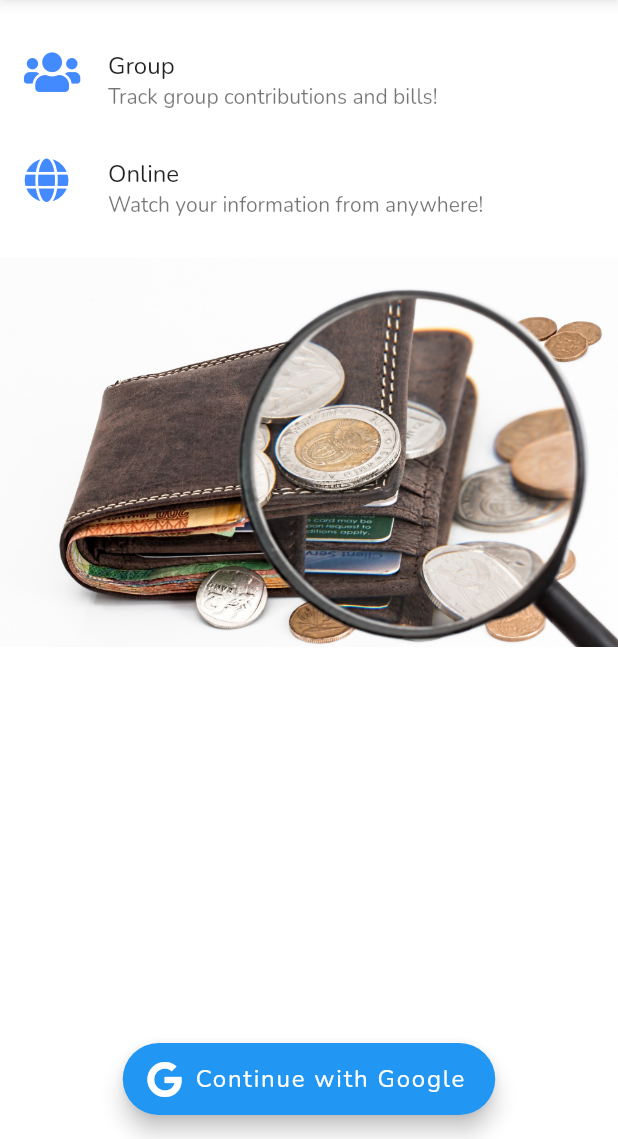
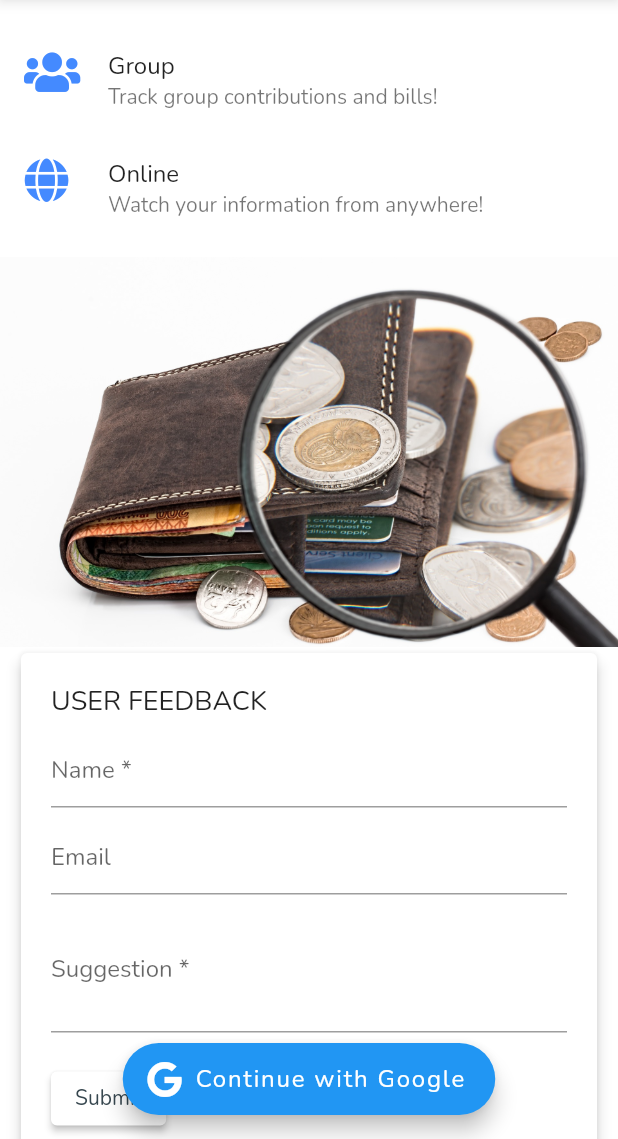
Before and after one commit to narutorabby/tmm-mobile-online, a Flutter app: the Home screen opened directly, scrolled down 240 dp, on a phone screen of 412 x 824 dp, the part 97-1236 px from its top. Run offline on Flutter 3.47's test engine with Material 2 defaults, Android fonts, the phone set to English and light mode, and no system bars; our stand-ins replace dio, flutter_secure_storage, fluttertoast, font_awesome_flutter, google_sign_in, jiffy; accounts and stored records are empty.

Commit message:
Landing page done

```diff
--- a/lib/main.dart
+++ b/lib/main.dart
@@ -24,7 +24,12 @@ class _ApplicationState extends State<Application> {
 
     return MaterialApp(
       debugShowCheckedModeBanner: false,
-      theme: ThemeData(fontFamily: 'Nunito'),
+      theme: ThemeData(
+        fontFamily: 'Nunito',
+        inputDecorationTheme: const InputDecorationTheme(
+          contentPadding: EdgeInsets.only(bottom: 0),
+        )
+      ),
       home: const SplashScreen(),
     );
   }
--- a/lib/pages/home.dart
+++ b/lib/pages/home.dart
@@ -9,6 +9,7 @@ import 'package:trackmymoney/services/api_manager.dart';
 import 'package:trackmymoney/services/google_api.dart';
 import 'package:trackmymoney/services/helpers.dart';
 import 'package:trackmymoney/services/local_storage.dart';
+import 'package:trackmymoney/widgets/user_suggestion.dart';
 
 class Home extends StatefulWidget {
   const Home({Key? key}) : super(key: key);
@@ -90,7 +91,43 @@ class _HomeState extends State<Home> {
                   ),
                 ),
               ),
-              const SizedBox(height: 500)
+              Container(
+                padding: const EdgeInsets.symmetric(horizontal: 10),
+                child: const UserSuggestion()
+              ),
+              const SizedBox(height: 20),
+              Padding(
+                padding: const EdgeInsets.all(10),
+                child: Column(
+                  crossAxisAlignment: CrossAxisAlignment.stretch,
+                  children: const [
+                    Text("ABOUT", style: TextStyle(fontSize: 18)),
+                    ListTile(
+                      leading: Image(image: AssetImage("assets/images/logo.png")),
+                      title: Text("Track My Money"),
+                      subtitle: Text("Track My Money is an easy-to-use daily income, expanse and debt tracker mobile app for everyone. It can be used for both individual and/or a group of people. And it's totally free of cost."),
+                    ),
+                    SizedBox(height: 5),
+                    ListTile(
+                      title: Text("Individual"),
+                      subtitle: Text("With this application you can keep track of your all individual incomes, expenses and debts."),
+                    ),
+                    SizedBox(height: 5),
+                    ListTile(
+                      title: Text("Group"),
+                      subtitle: Text("With this application you can keep track of all the contributions and bills for a group of people."),
+                    ),
+                    Divider(thickness: 1, height: 40),
+                    Text("WORD FROM DEVELOPER", style: TextStyle(fontSize: 18)),
+                    ListTile(
+                      leading: Image(image: AssetImage("assets/images/developer.png")),
+                      title: Text("Don't like ads?"),
+                      subtitle: Text("So does the developer. That's why this application is ad-free. So no advertisement, no annoying pop-ups."),
+                    ),
+                  ],
+                ),
+              ),
+              const SizedBox(height: 100),
             ],
           ),
         )
--- /dev/null
+++ b/lib/widgets/user_suggestion.dart
@@ -0,0 +1,98 @@
+import 'package:flutter/material.dart';
+
+class UserSuggestion extends StatefulWidget {
+  const UserSuggestion({Key? key}) : super(key: key);
+
+  @override
+  State<UserSuggestion> createState() => _UserSuggestionState();
+}
+
+class _UserSuggestionState extends State<UserSuggestion> {
+  final _formKey = GlobalKey<FormState>();
+  final nameController = TextEditingController();
+  final emailController = TextEditingController();
+  final suggestionController = TextEditingController();
+
+  @override
+  Widget build(BuildContext context) {
+    // Build a Form widget using the _formKey created above.
+    return Card(
+      elevation: 4,
+      child: Padding(
+        padding: const EdgeInsets.all(20),
+        child: Form(
+          key: _formKey,
+          child: Column(
+            crossAxisAlignment: CrossAxisAlignment.start,
+            children: [
+              const Text(
+                "USER FEEDBACK",
+                style: TextStyle(fontSize: 18),
+              ),
+              const SizedBox(height: 10),
+              TextFormField(
+                controller: nameController,
+                decoration: const InputDecoration(
+                  labelText: 'Name *',
+                ),
+                validator: (value) {
+                  if (value == null || value.isEmpty) {
+                    return 'Name is required';
+                  }
+                  return null;
+                },
+              ),
+              const SizedBox(height: 10),
+              TextFormField(
+                controller: emailController,
+                decoration: const InputDecoration(
+                  labelText: "Email",
+                ),
+                validator: (value) {
+                  if (value == null || value.isEmpty) {
+                    return 'Email is required';
+                  }
+                  if (!RegExp(r"^[a-zA-Z0-9.a-zA-Z0-9.!#$%&'*+-/=?^_`{|}~]+@[a-zA-Z0-9]+\.[a-zA-Z]+").hasMatch(value)) {
+                    return 'E-mail must be valid';
+                  }
+                  return null;
+                },
+              ),
+              const SizedBox(height: 10),
+              TextFormField(
+                controller: suggestionController,
+                keyboardType: TextInputType.multiline,
+                minLines: 3,
+                maxLines: null,
+                decoration: const InputDecoration(
+                  labelText: 'Suggestion *',
+                ),
+                validator: (value) {
+                  if (value == null || value.isEmpty) {
+                    return 'Name is required';
+                  }
+                  return null;
+                },
+              ),
+              const SizedBox(height: 20),
+              ElevatedButton(
+                style: ButtonStyle(
+                  backgroundColor: MaterialStateProperty.all<Color>(Colors.white),
+                  foregroundColor: MaterialStateProperty.all<Color>(Colors.blueGrey.shade800),
+                ),
+                onPressed: () {
+                  if (_formKey.currentState!.validate()) {
+                    ScaffoldMessenger.of(context).showSnackBar(
+                      const SnackBar(content: Text("Thanks for your valuable opinion!")),
+                    );
+                  }
+                },
+                child: const Text('Submit'),
+              ),
+            ],
+          ),
+        ),
+      ),
+    );
+  }
+}
```
